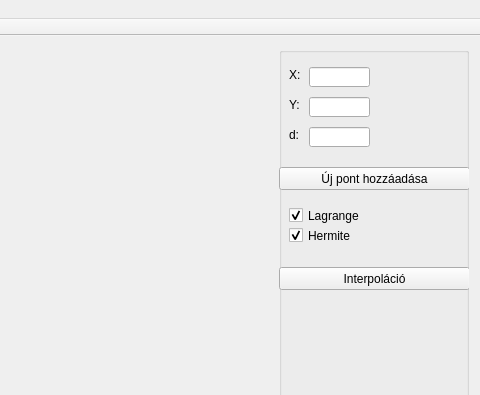
Old version of the form Szakdolgozat_AWFRNE.ui in the repository iptamas-nye/Szakdolgozat_AWFRNE; both pictures show x 637 to 1117 and y 0 to 395 of the 1117 by 840 pixel window.
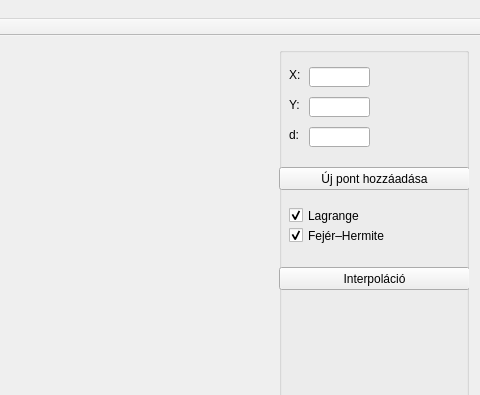
New version of the form. Custom widgets are drawn as their Qt base class.

The edit to the form file:
```diff
--- a/Szakdolgozat_AWFRNE.ui
+++ b/Szakdolgozat_AWFRNE.ui
@@ -203,7 +203,7 @@
         </rect>
        </property>
        <property name="text">
-        <string>Hermite</string>
+        <string>Fejér–Hermite</string>
        </property>
        <property name="checked">
         <bool>true</bool>
```
